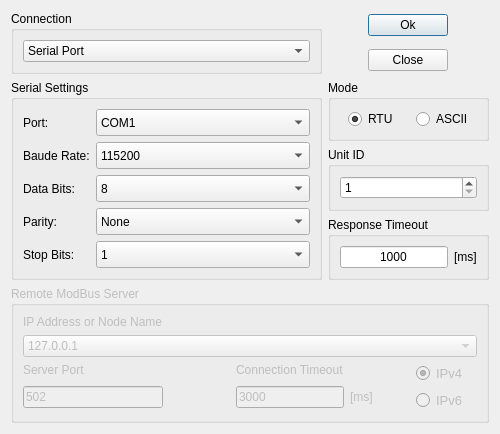
First picture: the form in design/Setup_Dialog.ui, repository MJ-Javanbakht/Adam, before the edit.
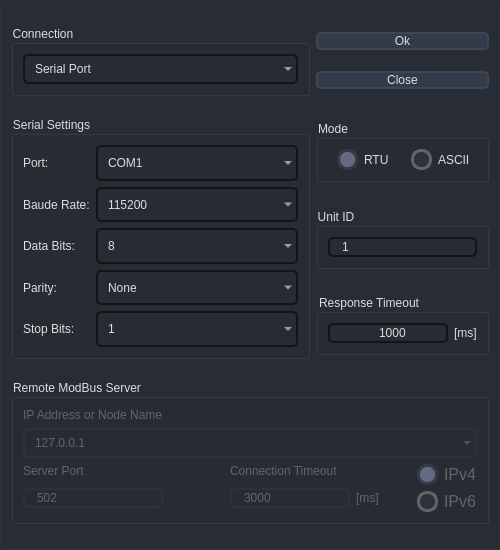
Second picture: the form after the edit. Icons and pictures are not drawn.

Commit message: add icon-style sheet changes

Diff of the .ui file:
```diff
--- a/design/Setup_Dialog.ui
+++ b/design/Setup_Dialog.ui
@@ -7,13 +7,221 @@
     <x>0</x>
     <y>0</y>
     <width>500</width>
-    <height>412</height>
+    <height>550</height>
    </rect>
   </property>
+  <property name="minimumSize">
+   <size>
+    <width>500</width>
+    <height>550</height>
+   </size>
+  </property>
   <property name="windowTitle">
    <string>Dialog</string>
   </property>
-  <layout class="QGridLayout" name="gridLayout_setup" rowstretch="1,0,0,0,0,0">
+  <property name="styleSheet">
+   <string notr="true">QWidget{
+	color: rgb(221, 221, 221);
+	font: 12pt &quot;Segoe UI&quot;;
+}
+
+QToolTip {
+	color: #ffffff;
+	background-color: rgba(33, 37, 43, 180);
+	border: 1px solid rgb(44, 49, 58);
+	background-image: none;
+	background-position: left center;
+    background-repeat: no-repeat;
+	border: none;
+	border-left: 2px solid rgb(255, 121, 198);
+	text-align: left;
+	padding-left: 8px;
+	margin: 0px;
+}
+
+#Setup {	
+	background-color: rgb(40, 44, 52);
+	border: 1px solid rgb(44, 49, 58);
+}
+
+/* SpinBox */
+QSpinBox {
+	background-color: solid rgb(33, 37, 43);
+	border-radius: 5px;
+	border: 2px solid rgb(20, 20, 20);
+	padding-left: 10px;
+	selection-color: rgb(255, 255, 255);
+	selection-background-color: rgb(255, 121, 198);
+}
+QSpinBox:hover {
+	border: 2px solid rgb(64, 71, 88);
+}
+QSpinBox:focus {
+	border: 2px solid rgb(150, 150, 150);
+}
+QSpinBox:disabled {
+	background-color: rgb(150, 150, 150);
+	border: 2px solid rgb(43, 50, 61);
+	color: rgb(100,100,100);
+}
+
+/* LineEdit */
+QLineEdit {
+	background-color: solid rgb(33, 37, 43);
+	border-radius: 5px;
+	border: 2px solid rgb(20, 20, 20);
+	padding-left: 10px;
+	selection-color: rgb(255, 255, 255);
+	selection-background-color: rgb(255, 121, 198);
+}
+QLineEdit:hover {
+	border: 2px solid rgb(64, 71, 88);
+}
+QLineEdit:focus {
+	border: 2px solid rgb(150, 150, 150);
+}
+QLineEdit:disabled {
+	background-color: rgb(150, 150, 150);
+	border: 2px solid rgb(43, 50, 61);
+	color: rgb(100,100,100);
+}
+
+/* RadioButton */
+QRadioButton::indicator {
+    border: 3px solid rgb(100, 100, 100);
+	width: 15px;
+	height: 15px;
+	border-radius: 10px;
+    background: rgb(44, 49, 60);
+}
+QRadioButton::indicator:hover {
+    border: 3px solid rgb(58, 66, 81);
+}
+QRadioButton::indicator:checked {
+    background: 3px solid rgb(100, 106, 130);
+	border: 3px solid rgb(52, 59, 72);	
+}
+QRadioButton:disabled {
+	background-color: rgb(150, 150, 150);
+	color: rgb(100,100,100);
+}
+
+/* ComboBox */
+QComboBox{
+	background-color: rgb(27, 29, 35);
+	border-radius: 5px;
+	border: 2px solid rgb(20, 20, 20);
+	padding: 5px;
+	padding-left: 10px;
+}
+QComboBox:hover{
+	border: 2px solid rgb(64, 71, 88);
+}
+QComboBox::drop-down {
+	subcontrol-origin: padding;
+	subcontrol-position: top right;
+	width: 25px; 
+	border-left-width: 3px;
+	border-left-color: rgba(39, 44, 54, 150);
+	border-left-style: solid;
+	border-top-right-radius: 3px;
+	border-bottom-right-radius: 3px;	
+	background-image: url(:/icons/images/icons/cil-arrow-bottom.png);
+	background-position: center;
+	background-repeat: no-reperat;
+ }
+QComboBox QAbstractItemView {
+	color: rgb(255, 121, 198);	
+	background-color: rgb(33, 37, 43);
+	padding: 10px;
+	selection-background-color: rgb(39, 44, 54);
+}
+QComboBox:disabled {
+	background-color: rgb(150, 150, 150);
+	border: 2px solid rgb(43, 50, 61);
+	color: rgb(100,100,100);
+}
+
+/* Slider */
+QSlider::groove:horizontal {
+    border-radius: 5px;
+    height: 10px;
+	margin: 0px;
+	background-color: rgb(52, 59, 72);
+}
+QSlider::groove:horizontal:hover {
+	background-color: rgb(55, 62, 76);
+}
+QSlider::handle:horizontal {
+    background-color: rgb(189, 147, 249);
+    border: none;
+    height: 10px;
+    width: 10px;
+    margin: 0px;
+	border-radius: 5px;
+}
+QSlider::handle:horizontal:hover {
+    background-color: rgb(195, 155, 255);
+}
+QSlider::handle:horizontal:pressed {
+    background-color: rgb(255, 121, 198);
+}
+
+QSlider::groove:vertical {
+    border-radius: 5px;
+    width: 10px;
+    margin: 0px;
+	background-color: rgb(52, 59, 72);
+}
+QSlider::groove:vertical:hover {
+	background-color: rgb(55, 62, 76);
+}
+QSlider::handle:vertical {
+    background-color: rgb(189, 147, 249);
+	border: none;
+    height: 10px;
+    width: 10px;
+    margin: 0px;
+	border-radius: 5px;
+}
+QSlider::handle:vertical:hover {
+    background-color: rgb(195, 155, 255);
+}
+QSlider::handle:vertical:pressed {
+    background-color: rgb(255, 121, 198);
+}
+QSlider:disabled {
+	background-color: rgb(150, 150, 150);
+	border: 2px solid rgb(43, 50, 61);
+	color: rgb(100,100,100);
+}
+
+/* PushButton */
+QPushButton {
+	border: 2px solid rgb(61, 70, 86);
+	border-radius: 5px;	
+	background-color: rgb(52, 59, 72);
+}
+QPushButton:hover {
+	background-color: rgb(57, 65, 80);
+	border: 2px solid rgb(150, 150, 150);
+}
+QPushButton:pressed {	
+	background-color: rgb(35, 40, 49);
+	border: 2px solid rgb(43, 50, 61);
+}
+QPushButton:disabled {	
+	background-color: rgb(150, 150, 150);
+	border: 2px solid rgb(43, 50, 61);
+	color: rgb(100,100,100);
+}
+
+/* Label */
+QLabel:disabled {
+	color: rgb(100,100,100);
+}</string>
+  </property>
+  <layout class="QGridLayout" name="gridLayout_setup" rowstretch="0,0,0,0,0,0">
    <item row="3" column="1">
     <widget class="QGroupBox" name="groupBox_ResTout">
      <property name="sizePolicy">
@@ -22,6 +230,9 @@
        <verstretch>0</verstretch>
       </sizepolicy>
      </property>
+     <property name="styleSheet">
+      <string notr="true">background-color: transparent;</string>
+     </property>
      <property name="title">
       <string>Response Timeout</string>
      </property>
@@ -72,6 +283,9 @@
        <verstretch>0</verstretch>
       </sizepolicy>
      </property>
+     <property name="styleSheet">
+      <string notr="true">background-color: transparent;</string>
+     </property>
      <property name="title">
       <string>Serial Settings</string>
      </property>
@@ -1589,12 +1803,18 @@
        <verstretch>0</verstretch>
       </sizepolicy>
      </property>
+     <property name="styleSheet">
+      <string notr="true">background-color: transparent;</string>
+     </property>
      <property name="title">
       <string>Unit ID</string>
      </property>
      <layout class="QHBoxLayout" name="horizontalLayout_SlaveID">
       <item>
        <widget class="QSpinBox" name="spinBox_UnitID">
+        <property name="enabled">
+         <bool>true</bool>
+        </property>
         <property name="inputMethodHints">
          <set>Qt::ImhNone</set>
         </property>
@@ -1629,6 +1849,9 @@
        <verstretch>0</verstretch>
       </sizepolicy>
      </property>
+     <property name="styleSheet">
+      <string notr="true">background-color: transparent;</string>
+     </property>
      <property name="title">
       <string>Connection</string>
      </property>
@@ -1664,8 +1887,11 @@
    </item>
    <item row="0" column="1">
     <layout class="QVBoxLayout" name="verticalLayout_buttons">
-     <item alignment="Qt::AlignHCenter|Qt::AlignVCenter">
+     <item alignment="Qt::AlignVCenter">
       <widget class="QPushButton" name="pushButton_ok">
+       <property name="enabled">
+        <bool>true</bool>
+       </property>
        <property name="sizePolicy">
         <sizepolicy hsizetype="Minimum" vsizetype="Maximum">
          <horstretch>0</horstretch>
@@ -1677,7 +1903,7 @@
        </property>
       </widget>
      </item>
-     <item alignment="Qt::AlignHCenter|Qt::AlignVCenter">
+     <item alignment="Qt::AlignVCenter">
       <widget class="QPushButton" name="pushButton_close">
        <property name="sizePolicy">
         <sizepolicy hsizetype="Minimum" vsizetype="Maximum">
@@ -1703,6 +1929,9 @@
        <verstretch>0</verstretch>
       </sizepolicy>
      </property>
+     <property name="styleSheet">
+      <string notr="true">background-color: transparent;</string>
+     </property>
      <property name="title">
       <string>Remote ModBus Server</string>
      </property>
@@ -1732,7 +1961,9 @@
         </property>
         <property name="font">
          <font>
-          <pointsize>10</pointsize>
+          <pointsize>12</pointsize>
+          <italic>false</italic>
+          <bold>false</bold>
          </font>
         </property>
         <property name="text">
@@ -1756,7 +1987,9 @@
         </property>
         <property name="font">
          <font>
-          <pointsize>10</pointsize>
+          <pointsize>12</pointsize>
+          <italic>false</italic>
+          <bold>false</bold>
          </font>
         </property>
         <property name="text">
@@ -1884,6 +2117,9 @@
        <verstretch>0</verstretch>
       </sizepolicy>
      </property>
+     <property name="styleSheet">
+      <string notr="true">background-color: transparent;</string>
+     </property>
      <property name="title">
       <string>Mode</string>
      </property>
```
Left out of the diff: 4 changed lines with no effect on the pictures. The commit also changes 13 other files.
